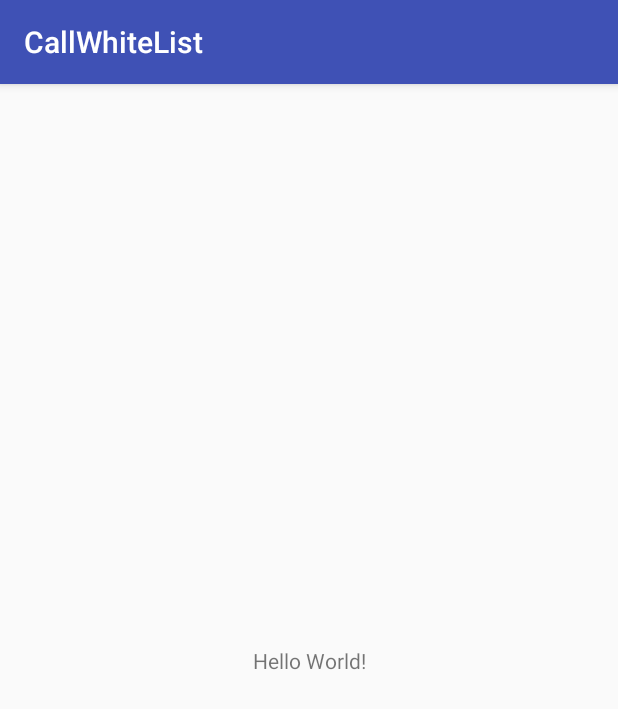
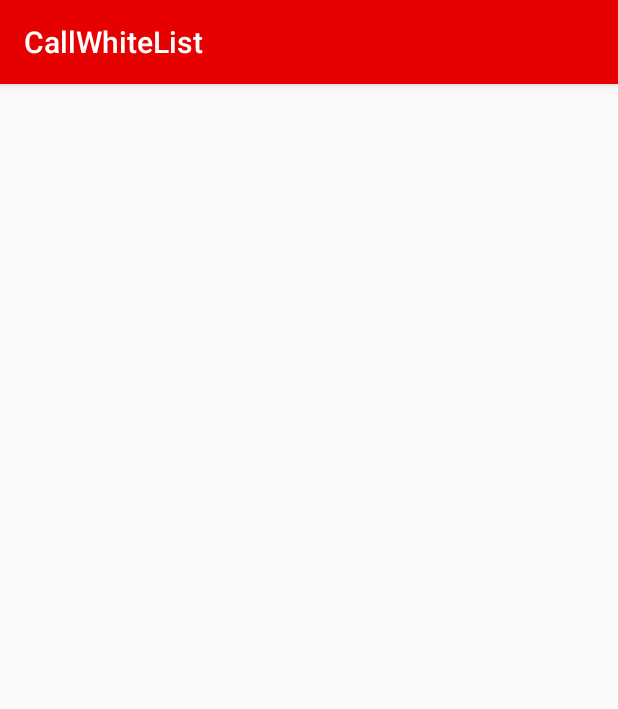
Before and after one commit to thomasf1234/CallWhiteList, an Android app: the screen it shows after launch (MainActivity), on a phone screen of 412 x 824 dp. Shown: the top 709 px of the screen. Run offline under Robolectric (Android 15) with nearby library versions, the phone set to English and light mode, and no system bars.

Commit message:
[#0] TF  : updating colour scheme

```diff
--- a/app/src/main/res/layout/activity_main.xml
+++ b/app/src/main/res/layout/activity_main.xml
@@ -9,7 +9,6 @@
     <TextView
         android:layout_width="wrap_content"
         android:layout_height="wrap_content"
-        android:text="Hello World!"
         app:layout_constraintBottom_toBottomOf="parent"
         app:layout_constraintLeft_toLeftOf="parent"
         app:layout_constraintRight_toRightOf="parent"
--- a/app/src/main/res/values/colors.xml
+++ b/app/src/main/res/values/colors.xml
@@ -1,6 +1,6 @@
 <?xml version="1.0" encoding="utf-8"?>
 <resources>
-    <color name="colorPrimary">#3F51B5</color>
-    <color name="colorPrimaryDark">#303F9F</color>
-    <color name="colorAccent">#FF4081</color>
+    <color name="colorPrimary">#e60000</color>
+    <color name="colorPrimaryDark">#b30000</color>
+    <color name="colorAccent">#00e600</color>
 </resources>
```
